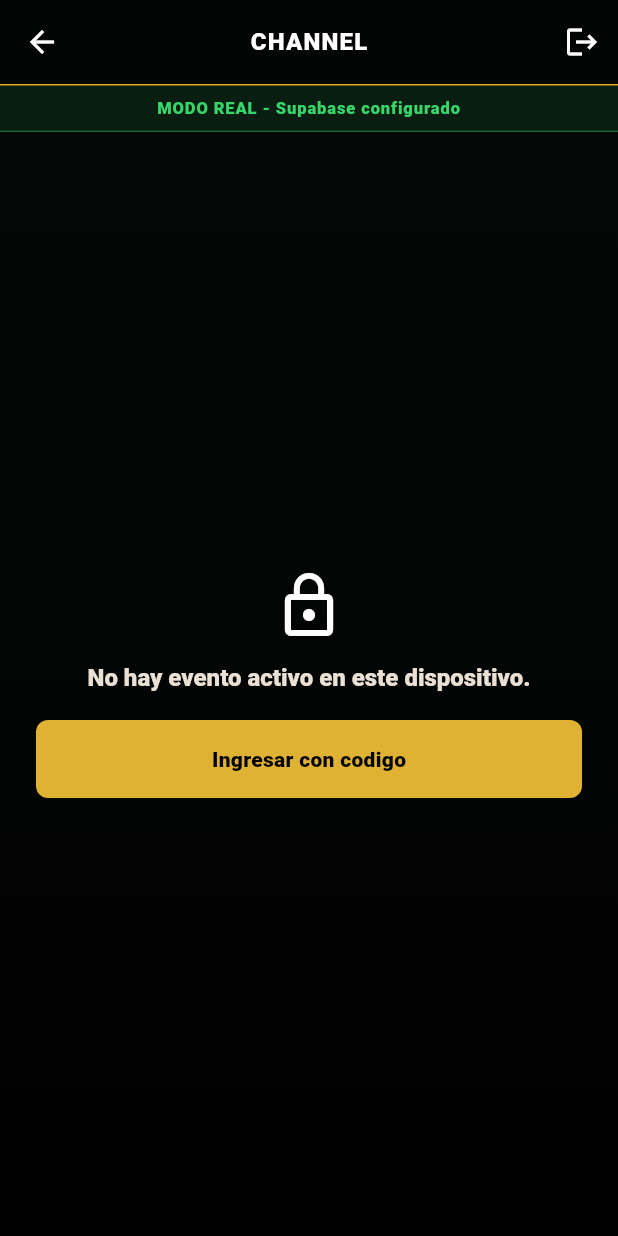
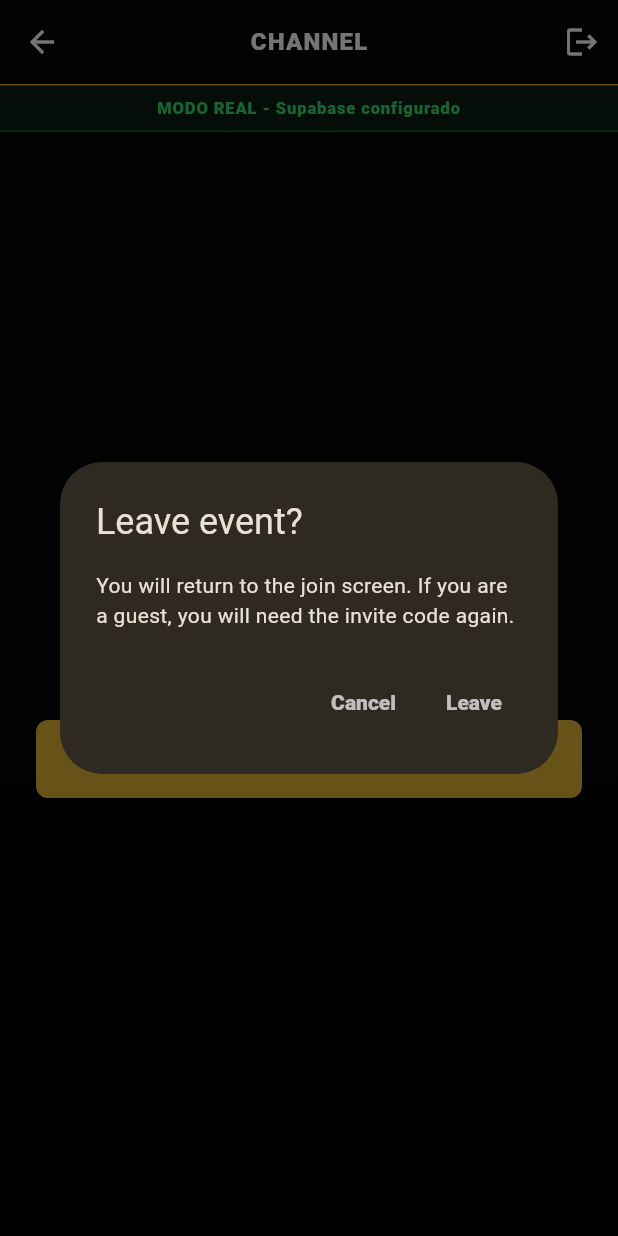
Before and after one commit to masalto17/Handy-by-Masalto, a Flutter app: the ChannelScreen screen opened directly with empty values, after a tap on the "logout" icon, on a phone screen of 412 x 824 dp. Run offline on Flutter 3.47's test engine with Material 3 defaults, Android fonts, the phone set to English and light mode, and no system bars; our stand-ins replace audioplayers, flutter_dotenv, flutter_riverpod, go_router, permission_handler, qr_flutter and 3 more; missing offline and left inert: dart:js_interop, livekit_client, mobile_scanner, record; accounts and stored records are empty; generated files the repository leaves out were written again.

Commit message:
H10: UX simplification & safety confirmations + dartdoc
- Add confirmation dialog before leaving event (warns guests about
  needing invite code again)
- Add pull-to-refresh on event home screen via RefreshIndicator
- Add 7 new i18n strings (en + es) for confirmation dialogs
- Add dartdoc to AppAccount, InviteCodeParser, InviteCodeGenerator,
  CurrentSessionController and its public methods

Co-Authored-By: Claude Opus 4.6 <noreply@anthropic.com>
Claude-Session: https://claude.ai/code/session_01HyGWJvFmPYWDCqFyxLJSWq

```diff
--- a/lib/l10n/app_en.arb
+++ b/lib/l10n/app_en.arb
@@ -419,5 +419,24 @@
   "errorDemoUnavailable": "Demo access is not available in this version.",
   "adminOperationError": "The operation could not be completed.",
 
+  "leaveEventConfirmTitle": "Leave event?",
+  "leaveEventConfirmBody": "You will return to the join screen. If you are a guest, you will need the invite code again.",
+  "leaveEventConfirmButton": "Leave",
+  "cancelButton": "Cancel",
+  "deleteChannelConfirmTitle": "Delete channel?",
+  "deleteChannelConfirmBody": "The channel \"{name}\" and its history will be removed.",
+  "@deleteChannelConfirmBody": {
+    "placeholders": {
+      "name": {"type": "String"}
+    }
+  },
+  "deleteParticipantConfirmTitle": "Remove participant?",
+  "deleteParticipantConfirmBody": "\"{name}\" will lose access to the event.",
+  "@deleteParticipantConfirmBody": {
+    "placeholders": {
+      "name": {"type": "String"}
+    }
+  },
+
   "retry": "Retry"
 }
--- a/lib/src/features/event/presentation/event_home_screen.dart
+++ b/lib/src/features/event/presentation/event_home_screen.dart
@@ -55,7 +55,10 @@ class EventHomeScreen extends ConsumerWidget {
         builder: (context, session) {
           final canOperate = session.event.isOperational(DateTime.now());
 
-          return ListView(
+          return RefreshIndicator(
+            onRefresh: () =>
+                ref.read(currentSessionProvider.notifier).refresh(),
+            child: ListView(
               padding: const EdgeInsets.symmetric(horizontal: 16, vertical: 14),
               children: [
                 Center(
@@ -86,6 +89,7 @@ class EventHomeScreen extends ConsumerWidget {
                   ),
                 ),
               ],
+            ),
           );
         },
       ),
--- a/lib/src/shared/presentation/session_actions.dart
+++ b/lib/src/shared/presentation/session_actions.dart
@@ -5,16 +5,16 @@ import 'package:flutter/material.dart';
 import 'package:flutter_riverpod/flutter_riverpod.dart';
 import 'package:go_router/go_router.dart';
 
+/// Limpia la sesion y la cuenta, luego navega a la pantalla de ingreso.
+///
+/// Para invitados anonimos no cierra la sesion de auth (su identidad esta
+/// vinculada al codigo de invitacion). Para cuentas reales (Google/email)
+/// cierra completamente para permitir cambiar de cuenta.
 Future<void> leaveEventAndAccount(
   BuildContext context,
   WidgetRef ref,
 ) async {
   final account = ref.read(accountProvider).valueOrNull;
-  // Los invitados/participantes usan una sesion anonima que ES la identidad
-  // vinculada a su codigo de invitacion: cerrarla del todo invalidaria el
-  // codigo para siempre en este dispositivo. Solo se cierra sesion por
-  // completo para cuentas reales (Google/email), donde "salir" debe
-  // permitir entrar despues con otra cuenta.
   final shouldSignOut = account != null && !account.isGuest;
   ref.read(currentSessionProvider.notifier).clear();
   await ref.read(accountProvider.notifier).clear(signOut: shouldSignOut);
@@ -22,6 +22,32 @@ Future<void> leaveEventAndAccount(
   context.go('/');
 }
 
+/// Muestra un dialogo de confirmacion antes de salir del evento.
+///
+/// Devuelve `true` si el usuario confirmo, `false` si cancelo.
+Future<bool> confirmLeaveEvent(BuildContext context) async {
+  final l10n = AppLocalizations.of(context);
+  final confirmed = await showDialog<bool>(
+    context: context,
+    builder: (context) => AlertDialog(
+      title: Text(l10n.leaveEventConfirmTitle),
+      content: Text(l10n.leaveEventConfirmBody),
+      actions: [
+        TextButton(
+          onPressed: () => Navigator.of(context).pop(false),
+          child: Text(l10n.cancelButton),
+        ),
+        TextButton(
+          onPressed: () => Navigator.of(context).pop(true),
+          child: Text(l10n.leaveEventConfirmButton),
+        ),
+      ],
+    ),
+  );
+  return confirmed == true;
+}
+
+/// Boton de accion que sale del evento con dialogo de confirmacion.
 class LeaveEventAction extends ConsumerWidget {
   const LeaveEventAction({super.key});
 
@@ -29,7 +55,12 @@ class LeaveEventAction extends ConsumerWidget {
   Widget build(BuildContext context, WidgetRef ref) {
     return IconButton(
       tooltip: AppLocalizations.of(context).leaveEventTooltip,
-      onPressed: () => leaveEventAndAccount(context, ref),
+      onPressed: () async {
+        final confirmed = await confirmLeaveEvent(context);
+        if (confirmed && context.mounted) {
+          await leaveEventAndAccount(context, ref);
+        }
+      },
       icon: const Icon(Icons.logout),
     );
   }
```
Also changed, not shown: lib/l10n/app_es.arb (+9 -0 lines), lib/src/features/auth/domain/app_account.dart (+15 -0 lines), lib/src/shared/data/event_radio_providers.dart (+13 -0 lines), lib/src/shared/domain/invite_code_generator.dart (+12 -0 lines), lib/src/shared/domain/invite_code_parser.dart (+10 -0 lines). Lines whose indentation alone changed are shown as unchanged.
